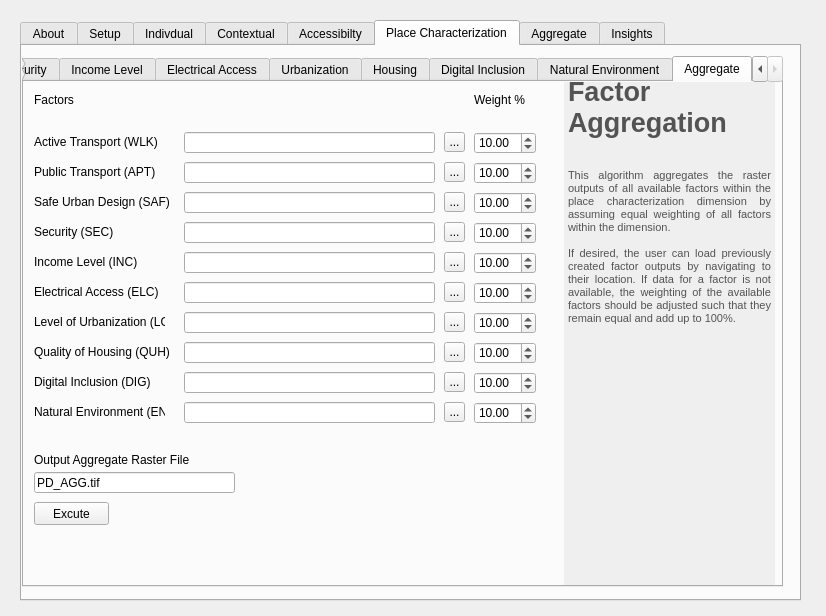
First picture: the form in gender_indicator_tool/gender_indicator_tool_dialog_base.ui, repository worldbank/GEEST, before the edit.
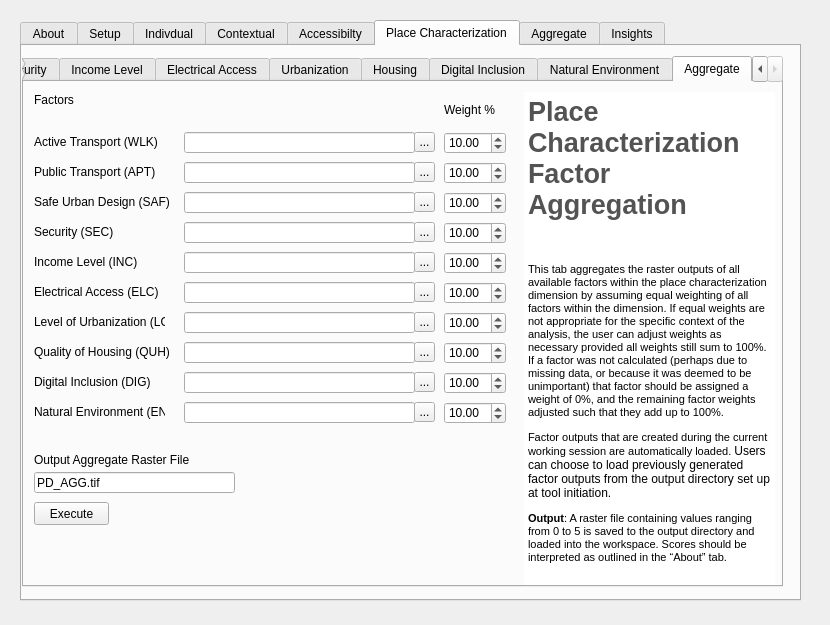
Second picture: the form after the edit. The open tabs and pages were chosen to show the change. Custom widgets are drawn as their Qt base class.

Commit message: First draft of final tool complete with insights tab

```diff
--- a/gender_indicator_tool/gender_indicator_tool_dialog_base.ui
+++ b/gender_indicator_tool/gender_indicator_tool_dialog_base.ui
@@ -6,8 +6,8 @@
    <rect>
     <x>0</x>
     <y>0</y>
-    <width>826</width>
-    <height>616</height>
+    <width>830</width>
+    <height>625</height>
    </rect>
   </property>
   <property name="windowTitle">
@@ -5348,7 +5348,7 @@
       <widget class="QDoubleSpinBox" name="INC_Aggregate_SB">
        <property name="geometry">
         <rect>
-         <x>450</x>
+         <x>420</x>
          <y>170</y>
          <width>62</width>
          <height>22</height>
@@ -5364,7 +5364,7 @@
       <widget class="QToolButton" name="SEC_Aggregate_TB">
        <property name="geometry">
         <rect>
-         <x>420</x>
+         <x>390</x>
          <y>140</y>
          <width>21</width>
          <height>20</height>
@@ -5379,7 +5379,7 @@
         <rect>
          <x>160</x>
          <y>170</y>
-         <width>251</width>
+         <width>231</width>
          <height>21</height>
         </rect>
        </property>
@@ -5416,7 +5416,7 @@
       <widget class="QToolButton" name="QUH_Aggregate_TB">
        <property name="geometry">
         <rect>
-         <x>420</x>
+         <x>390</x>
          <y>260</y>
          <width>21</width>
          <height>20</height>
@@ -5431,7 +5431,7 @@
         <rect>
          <x>160</x>
          <y>230</y>
-         <width>251</width>
+         <width>231</width>
          <height>21</height>
         </rect>
        </property>
@@ -5442,7 +5442,7 @@
       <widget class="QDoubleSpinBox" name="ENV_Aggregate_SB">
        <property name="geometry">
         <rect>
-         <x>450</x>
+         <x>420</x>
          <y>320</y>
          <width>62</width>
          <height>22</height>
@@ -5471,7 +5471,7 @@
       <widget class="QDoubleSpinBox" name="SAF_Aggregate_SB">
        <property name="geometry">
         <rect>
-         <x>450</x>
+         <x>420</x>
          <y>110</y>
          <width>62</width>
          <height>22</height>
@@ -5500,7 +5500,7 @@
       <widget class="QToolButton" name="SAF_Aggregate_TB">
        <property name="geometry">
         <rect>
-         <x>420</x>
+         <x>390</x>
          <y>110</y>
          <width>21</width>
          <height>20</height>
@@ -5513,7 +5513,7 @@
       <widget class="QDoubleSpinBox" name="WLK_Aggregate_SB">
        <property name="geometry">
         <rect>
-         <x>450</x>
+         <x>420</x>
          <y>50</y>
          <width>62</width>
          <height>22</height>
@@ -5529,7 +5529,7 @@
       <widget class="QToolButton" name="WLK_Aggregate_TB">
        <property name="geometry">
         <rect>
-         <x>420</x>
+         <x>390</x>
          <y>50</y>
          <width>21</width>
          <height>20</height>
@@ -5542,7 +5542,7 @@
       <widget class="QToolButton" name="ENV_Aggregate_TB">
        <property name="geometry">
         <rect>
-         <x>420</x>
+         <x>390</x>
          <y>320</y>
          <width>21</width>
          <height>20</height>
@@ -5570,7 +5570,7 @@
         <rect>
          <x>160</x>
          <y>140</y>
-         <width>251</width>
+         <width>231</width>
          <height>21</height>
         </rect>
        </property>
@@ -5594,8 +5594,8 @@
       <widget class="QLabel" name="label_95">
        <property name="geometry">
         <rect>
-         <x>450</x>
-         <y>10</y>
+         <x>420</x>
+         <y>20</y>
          <width>81</width>
          <height>16</height>
         </rect>
@@ -5620,7 +5620,7 @@
       <widget class="QDoubleSpinBox" name="LOU_Aggregate_SB">
        <property name="geometry">
         <rect>
-         <x>450</x>
+         <x>420</x>
          <y>230</y>
          <width>62</width>
          <height>22</height>
@@ -5636,7 +5636,7 @@
       <widget class="QToolButton" name="DIG_Aggregate_TB">
        <property name="geometry">
         <rect>
-         <x>420</x>
+         <x>390</x>
          <y>290</y>
          <width>21</width>
          <height>20</height>
@@ -5662,7 +5662,7 @@
       <widget class="QToolButton" name="INC_Aggregate_TB">
        <property name="geometry">
         <rect>
-         <x>420</x>
+         <x>390</x>
          <y>170</y>
          <width>21</width>
          <height>20</height>
@@ -5677,7 +5677,7 @@
         <rect>
          <x>160</x>
          <y>110</y>
-         <width>251</width>
+         <width>231</width>
          <height>21</height>
         </rect>
        </property>
@@ -5688,7 +5688,7 @@
       <widget class="QDoubleSpinBox" name="DIG_Aggregate_SB">
        <property name="geometry">
         <rect>
-         <x>450</x>
+         <x>420</x>
          <y>290</y>
          <width>62</width>
          <height>22</height>
@@ -5717,7 +5717,7 @@
       <widget class="QToolButton" name="APT_Aggregate_TB">
        <property name="geometry">
         <rect>
-         <x>420</x>
+         <x>390</x>
          <y>80</y>
          <width>21</width>
          <height>20</height>
@@ -5745,7 +5745,7 @@
         <rect>
          <x>160</x>
          <y>80</y>
-         <width>251</width>
+         <width>231</width>
          <height>21</height>
         </rect>
        </property>
@@ -5758,7 +5758,7 @@
         <rect>
          <x>160</x>
          <y>290</y>
-         <width>251</width>
+         <width>231</width>
          <height>21</height>
         </rect>
        </property>
@@ -5769,7 +5769,7 @@
       <widget class="QToolButton" name="LOU_Aggregate_TB">
        <property name="geometry">
         <rect>
-         <x>420</x>
+         <x>390</x>
          <y>230</y>
          <width>21</width>
          <height>20</height>
@@ -5782,7 +5782,7 @@
       <widget class="QDoubleSpinBox" name="QUH_Aggregate_SB">
        <property name="geometry">
         <rect>
-         <x>450</x>
+         <x>420</x>
          <y>260</y>
          <width>62</width>
          <height>22</height>
@@ -5811,7 +5811,7 @@
       <widget class="QToolButton" name="ELC_Aggregate_TB">
        <property name="geometry">
         <rect>
-         <x>420</x>
+         <x>390</x>
          <y>200</y>
          <width>21</width>
          <height>20</height>
@@ -5824,7 +5824,7 @@
       <widget class="QDoubleSpinBox" name="SEC_Aggregate_SB">
        <property name="geometry">
         <rect>
-         <x>450</x>
+         <x>420</x>
          <y>140</y>
          <width>62</width>
          <height>22</height>
@@ -5842,7 +5842,7 @@
         <rect>
          <x>160</x>
          <y>50</y>
-         <width>251</width>
+         <width>231</width>
          <height>21</height>
         </rect>
        </property>
@@ -5855,7 +5855,7 @@
         <rect>
          <x>160</x>
          <y>260</y>
-         <width>251</width>
+         <width>231</width>
          <height>21</height>
         </rect>
        </property>
@@ -5866,7 +5866,7 @@
       <widget class="QDoubleSpinBox" name="APT_Aggregate_SB">
        <property name="geometry">
         <rect>
-         <x>450</x>
+         <x>420</x>
          <y>80</y>
          <width>62</width>
          <height>22</height>
@@ -5882,7 +5882,7 @@
       <widget class="QDoubleSpinBox" name="ELC_Aggregate_SB">
        <property name="geometry">
         <rect>
-         <x>450</x>
+         <x>420</x>
          <y>200</y>
          <width>62</width>
          <height>22</height>
@@ -5900,7 +5900,7 @@
         <rect>
          <x>160</x>
          <y>320</y>
-         <width>251</width>
+         <width>231</width>
          <height>21</height>
         </rect>
        </property>
@@ -5926,7 +5926,7 @@
         <rect>
          <x>160</x>
          <y>200</y>
-         <width>251</width>
+         <width>231</width>
          <height>21</height>
         </rect>
        </property>
@@ -5973,19 +5973,19 @@
         </rect>
        </property>
        <property name="text">
-        <string>Excute</string>
+        <string>Execute</string>
        </property>
       </widget>
       <widget class="QTextEdit" name="textEdit_33">
        <property name="enabled">
-        <bool>false</bool>
+        <bool>true</bool>
        </property>
        <property name="geometry">
         <rect>
-         <x>540</x>
-         <y>-10</y>
-         <width>211</width>
-         <height>531</height>
+         <x>500</x>
+         <y>10</y>
+         <width>251</width>
+         <height>511</height>
         </rect>
        </property>
        <property name="frameShape">
@@ -5996,11 +5996,11 @@
 &lt;html&gt;&lt;head&gt;&lt;meta name=&quot;qrichtext&quot; content=&quot;1&quot; /&gt;&lt;style type=&quot;text/css&quot;&gt;
 p, li { white-space: pre-wrap; }
 &lt;/style&gt;&lt;/head&gt;&lt;body style=&quot; font-family:'MS Shell Dlg 2'; font-size:8.25pt; font-weight:400; font-style:normal;&quot;&gt;
-&lt;p style=&quot; margin-top:0px; margin-bottom:0px; margin-left:0px; margin-right:0px; -qt-block-indent:0; text-indent:0px;&quot;&gt;&lt;span style=&quot; font-size:20pt; font-weight:600; color:#535353;&quot;&gt;Factor Aggregation &lt;/span&gt;&lt;/p&gt;
+&lt;p style=&quot; margin-top:0px; margin-bottom:0px; margin-left:0px; margin-right:0px; -qt-block-indent:0; text-indent:0px;&quot;&gt;&lt;span style=&quot; font-size:20pt; font-weight:600; color:#535353;&quot;&gt;Place Characterization Factor Aggregation &lt;/span&gt;&lt;/p&gt;
 &lt;p align=&quot;justify&quot; style=&quot;-qt-paragraph-type:empty; margin-top:0px; margin-bottom:0px; margin-left:0px; margin-right:0px; -qt-block-indent:0; text-indent:0px; font-size:20pt; font-weight:600; color:#535353;&quot;&gt;&lt;br /&gt;&lt;/p&gt;
-&lt;p align=&quot;justify&quot; style=&quot; margin-top:0px; margin-bottom:0px; margin-left:0px; margin-right:0px; -qt-block-indent:0; text-indent:0px;&quot;&gt;&lt;span style=&quot; font-size:8pt; color:#535353;&quot;&gt;This algorithm aggregates the raster outputs of all available factors within the place characterization dimension by assuming equal weighting of all factors within the dimension.&lt;/span&gt;&lt;/p&gt;
-&lt;p align=&quot;justify&quot; style=&quot;-qt-paragraph-type:empty; margin-top:0px; margin-bottom:0px; margin-left:0px; margin-right:0px; -qt-block-indent:0; text-indent:0px; font-size:8pt; color:#535353;&quot;&gt;&lt;br /&gt;&lt;/p&gt;
-&lt;p align=&quot;justify&quot; style=&quot; margin-top:0px; margin-bottom:0px; margin-left:0px; margin-right:0px; -qt-block-indent:0; text-indent:0px;&quot;&gt;&lt;span style=&quot; font-size:8pt; color:#535353;&quot;&gt;If desired, the user can load previously created factor outputs by navigating to their location. If data for a factor is not available, the weighting of the available factors should be adjusted such that they remain equal and add up to 100%.&lt;/span&gt;&lt;/p&gt;&lt;/body&gt;&lt;/html&gt;</string>
+&lt;p style=&quot; margin-top:12px; margin-bottom:12px; margin-left:0px; margin-right:0px; -qt-block-indent:0; text-indent:0px;&quot;&gt;&lt;span style=&quot; font-size:8pt;&quot;&gt;This tab aggregates the raster outputs of all available factors within the place characterization dimension by assuming equal weighting of all factors within the dimension. If equal weights are not appropriate for the specific context of the analysis, the user can adjust weights as necessary provided all weights still sum to 100%. If a factor was not calculated (perhaps due to missing data, or because it was deemed to be unimportant) that factor should be assigned a weight of 0%, and the remaining factor weights adjusted such that they add up to 100%. &lt;/span&gt;&lt;/p&gt;
+&lt;p style=&quot; margin-top:12px; margin-bottom:12px; margin-left:0px; margin-right:0px; -qt-block-indent:0; text-indent:0px;&quot;&gt;&lt;span style=&quot; font-size:8pt;&quot;&gt;Factor outputs that are created during the current working session are automatically loaded. &lt;/span&gt;&lt;span style=&quot; font-family:'Calibri','sans-serif'; font-size:9pt;&quot;&gt;Users can choose to load previously generated factor outputs from the output directory set up at tool initiation.&lt;/span&gt;&lt;span style=&quot; font-size:9pt;&quot;&gt; &lt;/span&gt;&lt;/p&gt;
+&lt;p style=&quot; margin-top:12px; margin-bottom:12px; margin-left:0px; margin-right:0px; -qt-block-indent:0; text-indent:0px;&quot;&gt;&lt;span style=&quot; font-family:'Calibri','sans-serif'; font-size:8pt; font-weight:600;&quot;&gt;Output&lt;/span&gt;&lt;span style=&quot; font-family:'Calibri','sans-serif'; font-size:8pt;&quot;&gt;: &lt;/span&gt;&lt;span style=&quot; font-size:8pt;&quot;&gt;A raster file containing values ranging from 0 to 5 is saved to the output directory and loaded into the workspace. Scores should be interpreted as outlined in the “About” tab.&lt;/span&gt;&lt;span style=&quot; font-size:7.8pt;&quot;&gt; &lt;/span&gt;&lt;/p&gt;&lt;/body&gt;&lt;/html&gt;</string>
        </property>
       </widget>
      </widget>
```
Left out of the diff: 593 changed lines with no effect on the pictures. The commit also changes 2 other files.
